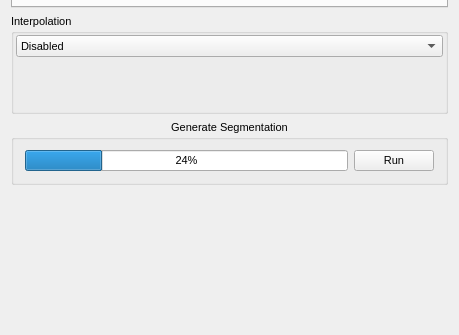
Before: the Qt Designer form Plugins/org.mitk.gui.qt.captkinteractivesegmentation/src/internal/QmitkMultiLabelSegmentationControls.ui in CBICA/CaPTk2.0, drawn with Qt 5; both pictures show x 0 to 459 and y 509 to 844 of the 459 by 844 pixel window.
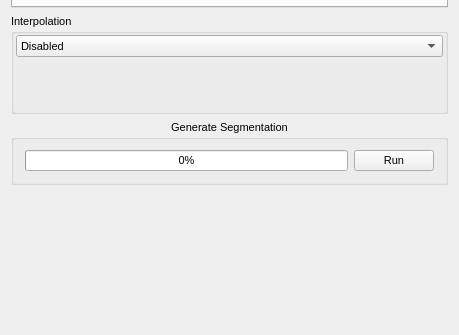
After: the same form once the commit is applied. Icons and pictures are not drawn. Custom widgets are drawn as their Qt base class.

```diff
--- a/Plugins/org.mitk.gui.qt.captkinteractivesegmentation/src/internal/QmitkMultiLabelSegmentationControls.ui
+++ b/Plugins/org.mitk.gui.qt.captkinteractivesegmentation/src/internal/QmitkMultiLabelSegmentationControls.ui
@@ -709,7 +709,7 @@
       <item>
        <widget class="QProgressBar" name="progressBar">
         <property name="value">
-         <number>24</number>
+         <number>0</number>
         </property>
         <property name="alignment">
          <set>Qt::AlignCenter</set>
```
